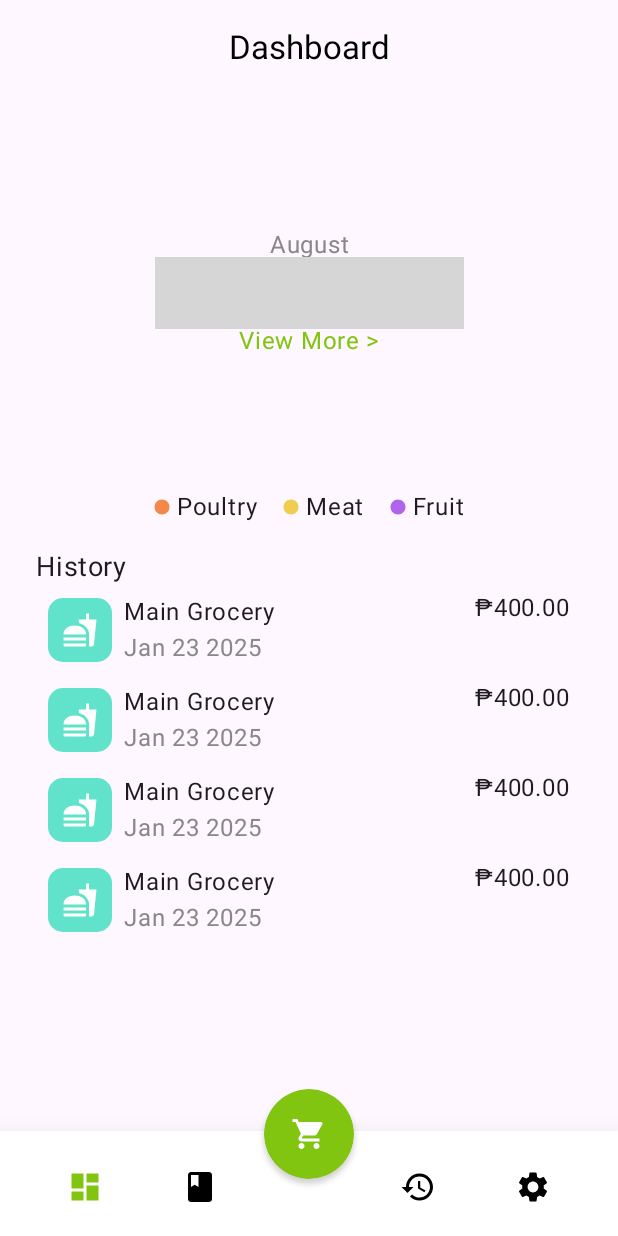
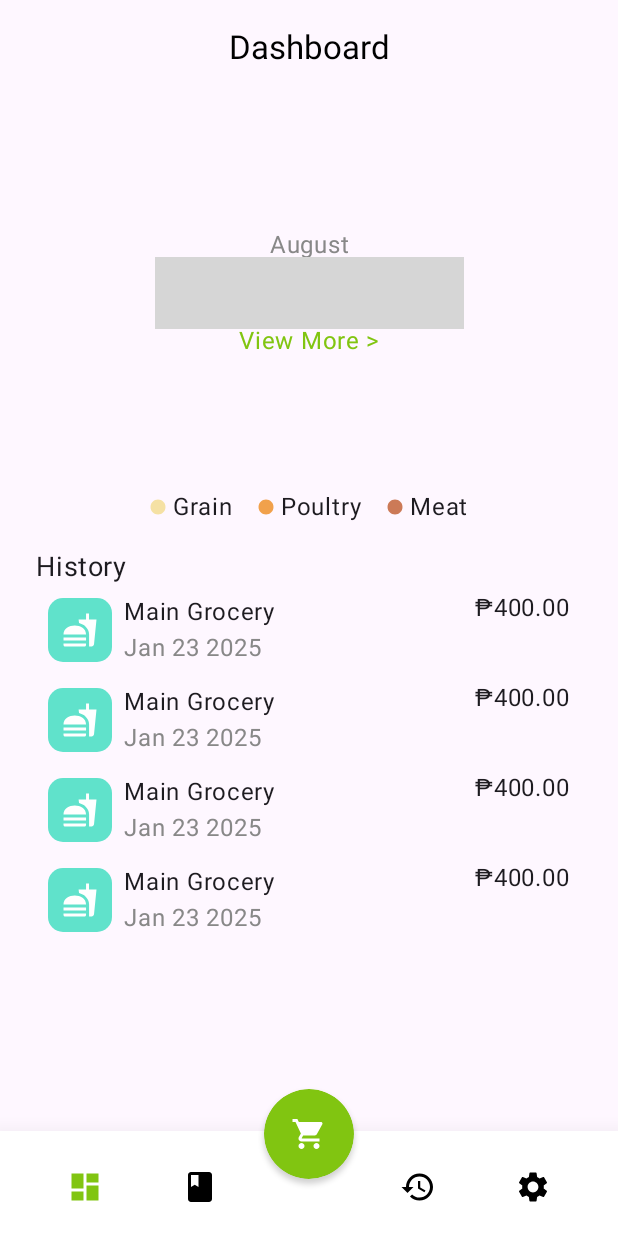
Before and after one commit to hatudoggy/GroceryChecklist, an Android app built with Jetpack Compose: the screen it shows after launch (MainActivity), on a phone screen of 412 x 824 dp. Run offline under Robolectric (Android 15) with nearby library versions, the phone set to English and light mode, and no system bars; our stand-ins replace Room's generated code; libraries missing offline, so code that uses them is left out: com.github.tehras.charts; 2 statements that could not run were skipped; grey boxes are pictures that could not be loaded.

Commit message:
FEAT: Added additional item categories
- Added Grain, Dairy. Cosmetics, and Other
- Changed colors to better match the category

```diff
--- a/app/src/main/java/com/example/grocerychecklist/ui/component/ItemCategory.kt
+++ b/app/src/main/java/com/example/grocerychecklist/ui/component/ItemCategory.kt
@@ -3,11 +3,15 @@ import com.example.grocerychecklist.ui.theme.Maroon
 
 enum class ItemCategory(val color: Color, val text: String) {
     ALL(Color(0xFF6FA539), "All"),
-    POULTRY(Color(0xFFF3884B), "Poultry"),
-    MEAT(Color(0xFFF0CD52), "Meat"),
-    FRUIT(Color(0xFFAF64EA), "Fruit"),
-    MEDICINE(Maroon, "Medicine"),
-    VEGETABLE(Color(0xFF5BCBE3), "Vegetable"),
-    SANITARY(Color(0xFF8FE35B), "Sanitary"),
-    CLEANING(Color(0xFFF255A0), "Cleaning"),
+    GRAIN(Color(0xFFF5E1A4), "Grain"),
+    POULTRY(Color(0xFFF1A14B), "Poultry"),
+    MEAT(Color(0xFFCC7A57), "Meat"),
+    DAIRY(Color(0xFFFFE0B2), "Dairy"),
+    FRUIT(Color(0xFFEC407A), "Fruit"),
+    MEDICINE(Color(0xFFB71C1C), "Medicine"),
+    VEGETABLE(Color(0xFF8BC34A), "Vegetable"),
+    SANITARY(Color(0xFF4CAF50), "Sanitary"),
+    CLEANING(Color(0xFF81D4FA), "Cleaning"),
+    COSMETIC(Color(0xFF9575CD), "Cosmetic"),
+    OTHER(Color(0xFFB0BEC5), "Other"),
 }
```
